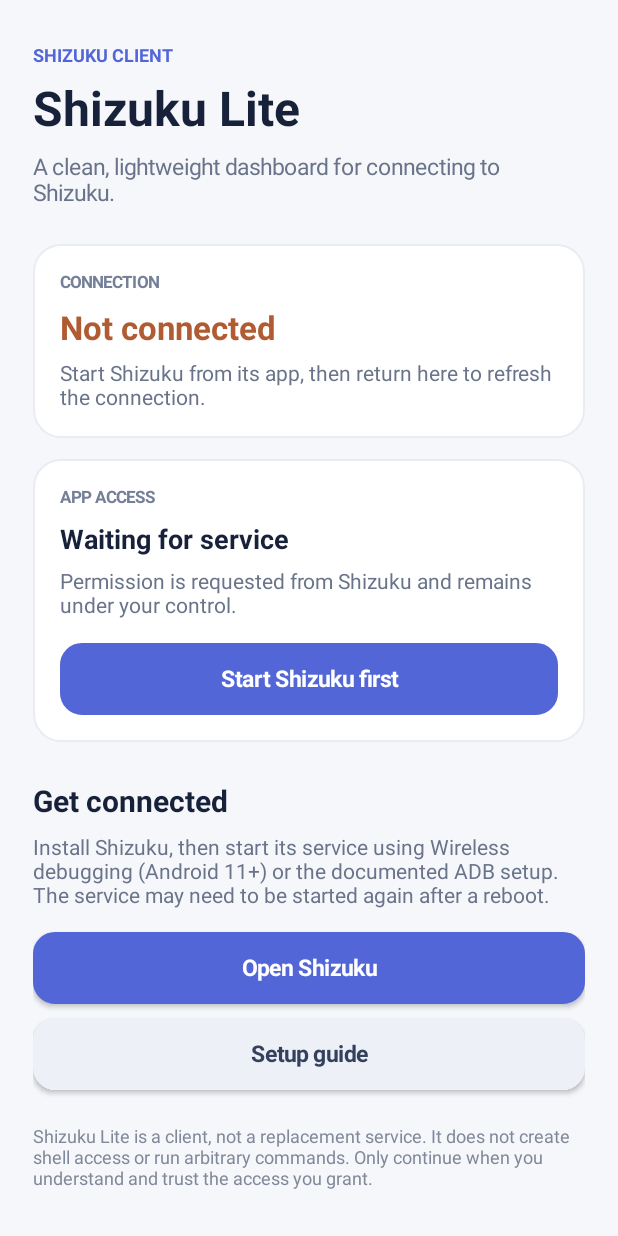
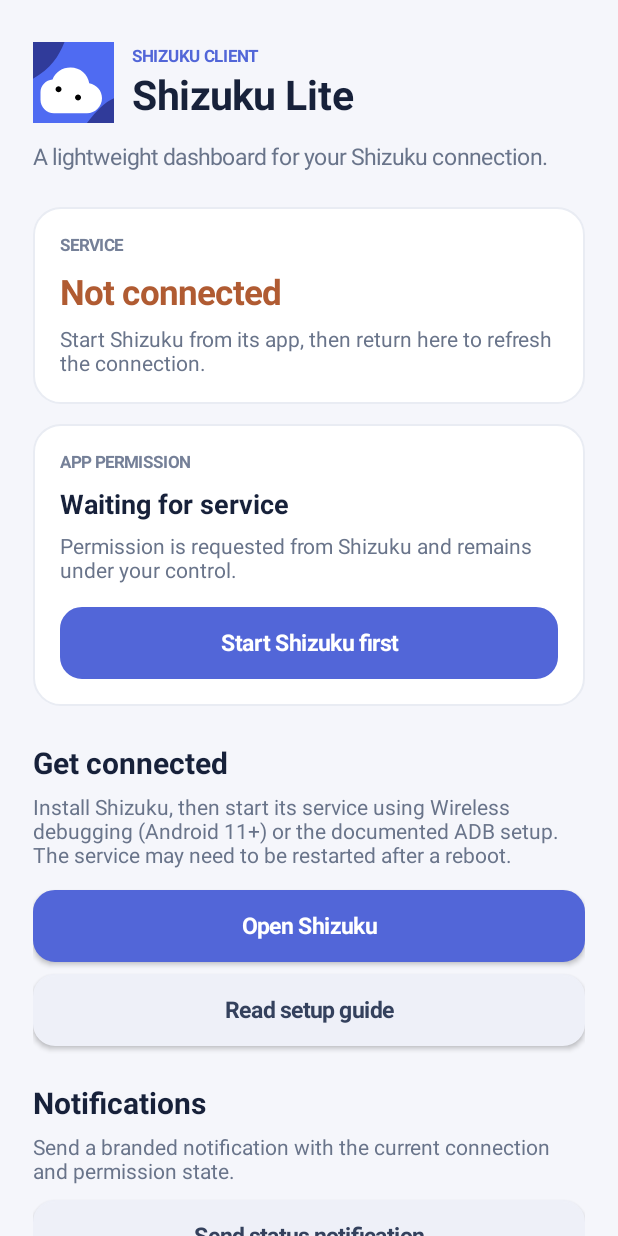
Before and after one commit to mertcakh2-cmd/Shizuku-lite, an Android app: the screen it shows after launch (MainActivity), on a phone screen of 412 x 824 dp. Run offline under Robolectric (Android 15) with nearby library versions, the phone set to English and light mode, and no system bars; libraries missing offline, so code that uses them is left out: rikka.shizuku; 5 statements that could not run were skipped.

Commit message:
Refresh Shizuku Lite dashboard, add status notifications and supplied-image-inspired icon

```diff
--- a/app/src/main/AndroidManifest.xml
+++ b/app/src/main/AndroidManifest.xml
@@ -1,5 +1,6 @@
 <manifest xmlns:android="http://schemas.android.com/apk/res/android">
     <uses-permission android:name="moe.shizuku.manager.permission.API_V23" />
+    <uses-permission android:name="android.permission.POST_NOTIFICATIONS" />
 
     <queries>
         <package android:name="moe.shizuku.privileged.api" />
@@ -7,6 +8,7 @@
 
     <application
         android:allowBackup="false"
+        android:icon="@drawable/ic_shizuku_lite"
         android:label="Shizuku Lite"
         android:supportsRtl="true"
         android:theme="@android:style/Theme.Material.Light.NoActionBar">
--- a/app/src/main/java/dev/mertcakh2/shizukulite/MainActivity.java
+++ b/app/src/main/java/dev/mertcakh2/shizukulite/MainActivity.java
@@ -3,14 +3,17 @@ package dev.mertcakh2.shizukulite;
 import android.app.Activity;
 import android.content.ActivityNotFoundException;
 import android.content.Intent;
+import android.content.pm.PackageManager;
 import android.graphics.Color;
 import android.graphics.Typeface;
 import android.graphics.drawable.GradientDrawable;
 import android.net.Uri;
+import android.os.Build;
 import android.os.Bundle;
 import android.view.Gravity;
 import android.view.View;
 import android.widget.Button;
+import android.widget.ImageView;
 import android.widget.LinearLayout;
 import android.widget.ScrollView;
 import android.widget.TextView;
@@ -18,24 +21,28 @@ import android.widget.Toast;
 
 import rikka.shizuku.Shizuku;
 
-/** Lightweight dashboard and permission-aware client for the official Shizuku service. */
+/** Lightweight, polished dashboard backed by the official Shizuku client API. */
 public final class MainActivity extends Activity {
     private static final String SHIZUKU_PACKAGE = "moe.shizuku.privileged.api";
     private static final String SETUP_URL = "https://shizuku.rikka.app/guide/setup/";
     private static final String DOWNLOAD_URL = "https://shizuku.rikka.app/download/";
-    private static final int REQUEST_CODE = 1001;
+    private static final int SHIZUKU_PERMISSION_REQUEST = 1001;
+    private static final int NOTIFICATION_PERMISSION_REQUEST = 1002;
 
     private TextView connectionValue;
     private TextView permissionValue;
     private TextView detailsValue;
     private Button permissionButton;
+    private Button notificationButton;
+    private boolean connected;
+    private boolean accessGranted;
 
     private final Shizuku.OnBinderReceivedListener binderReceivedListener = this::refreshStatus;
     private final Shizuku.OnBinderDeadListener binderDeadListener = this::refreshStatus;
     private final Shizuku.OnRequestPermissionResultListener permissionResultListener = (requestCode, result) -> {
-        if (requestCode == REQUEST_CODE) {
+        if (requestCode == SHIZUKU_PERMISSION_REQUEST) {
             refreshStatus();
-            Toast.makeText(this, result == android.content.pm.PackageManager.PERMISSION_GRANTED
+            Toast.makeText(this, result == PackageManager.PERMISSION_GRANTED
                     ? "Shizuku access granted" : "Shizuku access was not granted", Toast.LENGTH_SHORT).show();
         }
     };
@@ -46,72 +53,71 @@ public final class MainActivity extends Activity {
 
         ScrollView scroll = new ScrollView(this);
         scroll.setFillViewport(true);
-        scroll.setBackgroundColor(Color.rgb(246, 247, 251));
+        scroll.setBackgroundColor(0xFFF5F6FB);
 
         LinearLayout page = new LinearLayout(this);
         page.setOrientation(LinearLayout.VERTICAL);
         page.setPadding(dp(22), dp(28), dp(22), dp(28));
         scroll.addView(page);
 
-        TextView eyebrow = text("SHIZUKU CLIENT", 12, 0xFF5266D8, true);
-        page.addView(eyebrow);
-        TextView title = text("Shizuku Lite", 32, 0xFF17213A, true);
-        LinearLayout.LayoutParams titleParams = params(-1, -2);
-        titleParams.topMargin = dp(5);
-        page.addView(title, titleParams);
-        TextView intro = text("A clean, lightweight dashboard for connecting to Shizuku.", 15, 0xFF69748A, false);
-        LinearLayout.LayoutParams introParams = params(-1, -2);
-        introParams.topMargin = dp(7);
-        page.addView(intro, introParams);
+        LinearLayout brand = new LinearLayout(this);
+        brand.setGravity(Gravity.CENTER_VERTICAL);
+        ImageView logo = new ImageView(this);
+        logo.setImageResource(R.drawable.ic_shizuku_lite);
+        logo.setScaleType(ImageView.ScaleType.FIT_CENTER);
+        LinearLayout.LayoutParams logoParams = new LinearLayout.LayoutParams(dp(54), dp(54));
+        brand.addView(logo, logoParams);
+        LinearLayout brandText = new LinearLayout(this);
+        brandText.setOrientation(LinearLayout.VERTICAL);
+        brandText.setPadding(dp(12), 0, 0, 0);
+        brandText.addView(text("SHIZUKU CLIENT", 11, 0xFF5266D8, true));
+        brandText.addView(text("Shizuku Lite", 27, 0xFF17213A, true));
+        brand.addView(brandText, params(-2, -2));
+        page.addView(brand);
+
+        TextView intro = text("A lightweight dashboard for your Shizuku connection.", 15, 0xFF69748A, false);
+        addTop(page, intro, 12);
 
         LinearLayout statusCard = card();
-        LinearLayout.LayoutParams cardParams = params(-1, -2);
-        cardParams.topMargin = dp(24);
-        page.addView(statusCard, cardParams);
-        statusCard.addView(text("CONNECTION", 11, 0xFF758098, true));
-        connectionValue = text("Checking…", 22, 0xFF17213A, true);
+        addTop(page, statusCard, 23);
+        statusCard.addView(text("SERVICE", 11, 0xFF758098, true));
+        connectionValue = text("Checking…", 23, 0xFF17213A, true);
         addTop(statusCard, connectionValue, 8);
         detailsValue = text("Looking for the Shizuku service on this device.", 14, 0xFF69748A, false);
         addTop(statusCard, detailsValue, 6);
 
         LinearLayout accessCard = card();
-        LinearLayout.LayoutParams accessParams = params(-1, -2);
-        accessParams.topMargin = dp(14);
-        page.addView(accessCard, accessParams);
-        accessCard.addView(text("APP ACCESS", 11, 0xFF758098, true));
+        addTop(page, accessCard, 13);
+        accessCard.addView(text("APP PERMISSION", 11, 0xFF758098, true));
         permissionValue = text("Checking permission…", 18, 0xFF17213A, true);
         addTop(accessCard, permissionValue, 8);
-        TextView permissionHint = text("Permission is requested from Shizuku and remains under your control.", 14, 0xFF69748A, false);
-        addTop(accessCard, permissionHint, 6);
+        addTop(accessCard, text("Permission is requested from Shizuku and remains under your control.", 14, 0xFF69748A, false), 6);
         permissionButton = button("Grant Shizuku access", true);
         permissionButton.setOnClickListener(v -> requestShizukuPermission());
-        addTop(accessCard, permissionButton, 16);
+        addTop(accessCard, permissionButton, 15);
 
         TextView setupTitle = text("Get connected", 20, 0xFF17213A, true);
-        LinearLayout.LayoutParams setupTitleParams = params(-1, -2);
-        setupTitleParams.topMargin = dp(25);
-        page.addView(setupTitle, setupTitleParams);
-        TextView setupText = text("Install Shizuku, then start its service using Wireless debugging (Android 11+) or the documented ADB setup. The service may need to be started again after a reboot.", 14, 0xFF69748A, false);
-        LinearLayout.LayoutParams setupTextParams = params(-1, -2);
-        setupTextParams.topMargin = dp(7);
-        page.addView(setupText, setupTextParams);
+        addTop(page, setupTitle, 24);
+        TextView setupText = text("Install Shizuku, then start its service using Wireless debugging (Android 11+) or the documented ADB setup. The service may need to be restarted after a reboot.", 14, 0xFF69748A, false);
+        addTop(page, setupText, 6);
 
         Button launchButton = button("Open Shizuku", true);
-        LinearLayout.LayoutParams launchParams = params(-1, -2);
-        launchParams.topMargin = dp(15);
-        page.addView(launchButton, launchParams);
         launchButton.setOnClickListener(v -> openShizuku());
+        addTop(page, launchButton, 14);
+        Button guideButton = button("Read setup guide", false);
+        guideButton.setOnClickListener(v -> openUrl(SETUP_URL));
+        addTop(page, guideButton, 8);
 
-        Button guideButton = button("Setup guide", false);
-        LinearLayout.LayoutParams guideParams = params(-1, -2);
-        guideParams.topMargin = dp(9);
-        page.addView(guideButton, guideParams);
-        guideButton.setOnClickListener(v -> openUrl(SETUP_URL));
+        TextView notificationTitle = text("Notifications", 20, 0xFF17213A, true);
+        addTop(page, notificationTitle, 24);
+        TextView notificationInfo = text("Send a branded notification with the current connection and permission state.", 14, 0xFF69748A, false);
+        addTop(page, notificationInfo, 6);
+        notificationButton = button("Send status notification", false);
+        notificationButton.setOnClickListener(v -> requestNotificationOrPost());
+        addTop(page, notificationButton, 10);
 
-        TextView note = text("Shizuku Lite is a client, not a replacement service. It does not create shell access or run arbitrary commands. Only continue when you understand and trust the access you grant.", 12, 0xFF80899A, false);
-        LinearLayout.LayoutParams noteParams = params(-1, -2);
-        noteParams.topMargin = dp(22);
-        page.addView(note, noteParams);
+        TextView note = text("Shizuku Lite is a client, not a replacement service. It does not create shell access or run arbitrary commands.", 12, 0xFF80899A, false);
+        addTop(page, note, 21);
 
         setContentView(scroll);
         Shizuku.addBinderReceivedListenerSticky(binderReceivedListener);
@@ -134,28 +140,40 @@ public final class MainActivity extends Activity {
         super.onDestroy();
     }
 
+    @Override
+    public void onRequestPermissionsResult(int requestCode, String[] permissions, int[] grantResults) {
+        super.onRequestPermissionsResult(requestCode, permissions, grantResults);
+        if (requestCode == NOTIFICATION_PERMISSION_REQUEST) {
+            if (grantResults.length > 0 && grantResults[0] == PackageManager.PERMISSION_GRANTED) {
+                postStatusNotification();
+            } else {
+                Toast.makeText(this, "Notification permission was not granted.", Toast.LENGTH_SHORT).show();
+            }
+        }
+    }
+
     private void refreshStatus() {
         if (connectionValue == null) return;
-        boolean connected;
-        boolean granted = false;
+        connected = false;
+        accessGranted = false;
         try {
             connected = Shizuku.pingBinder();
             if (connected && !Shizuku.isPreV11()) {
-                granted = Shizuku.checkSelfPermission() == android.content.pm.PackageManager.PERMISSION_GRANTED;
+                accessGranted = Shizuku.checkSelfPermission() == PackageManager.PERMISSION_GRANTED;
             }
-        } catch (RuntimeException e) {
+        } catch (RuntimeException ignored) {
             connected = false;
         }
 
         connectionValue.setText(connected ? "Connected" : "Not connected");
         connectionValue.setTextColor(connected ? 0xFF16845B : 0xFFB05B32);
         detailsValue.setText(connected
-                ? "Shizuku service is available. Service privilege depends on how Shizuku was started."
+                ? "The service is available. Its privilege depends on how Shizuku was started."
                 : "Start Shizuku from its app, then return here to refresh the connection.");
-        permissionValue.setText(granted ? "Access granted" : connected ? "Access not granted" : "Waiting for service");
-        permissionValue.setTextColor(granted ? 0xFF16845B : 0xFF17213A);
-        permissionButton.setEnabled(connected && !granted);
-        permissionButton.setText(granted ? "Access granted" : connected ? "Grant Shizuku access" : "Start Shizuku first");
+        permissionValue.setText(accessGranted ? "Access granted" : connected ? "Access not granted" : "Waiting for service");
+        permissionValue.setTextColor(accessGranted ? 0xFF16845B : 0xFF17213A);
+        permissionButton.setEnabled(connected && !accessGranted);
+        permissionButton.setText(accessGranted ? "Access granted" : connected ? "Grant Shizuku access" : "Start Shizuku first");
     }
 
     private void requestShizukuPermission() {
@@ -167,18 +185,33 @@ public final class MainActivity extends Activity {
             }
             if (Shizuku.isPreV11()) {
                 Toast.makeText(this, "This Shizuku service version is not supported. Update Shizuku.", Toast.LENGTH_LONG).show();
-                return;
-            }
-            if (Shizuku.checkSelfPermission() == android.content.pm.PackageManager.PERMISSION_GRANTED) {
+            } else if (Shizuku.checkSelfPermission() == PackageManager.PERMISSION_GRANTED) {
                 refreshStatus();
             } else if (Shizuku.shouldShowRequestPermissionRationale()) {
                 Toast.makeText(this, "Access was previously denied. Manage this app's permission in Shizuku.", Toast.LENGTH_LONG).show();
             } else {
-                Shizuku.requestPermission(REQUEST_CODE);
+                Shizuku.requestPermission(SHIZUKU_PERMISSION_REQUEST);
             }
         } catch (RuntimeException e) {
             Toast.makeText(this, "Could not request Shizuku access. Check that the service is running.", Toast.LENGTH_LONG).show();
             refreshStatus();
+        }
+    }
+
+    private void requestNotificationOrPost() {
+        if (Build.VERSION.SDK_INT >= 33
+                && checkSelfPermission(android.Manifest.permission.POST_NOTIFICATIONS) != PackageManager.PERMISSION_GRANTED) {
+            requestPermissions(new String[]{android.Manifest.permission.POST_NOTIFICATIONS}, NOTIFICATION_PERMISSION_REQUEST);
+            return;
+        }
+        postStatusNotification();
+    }
+
+    private void postStatusNotification() {
+        if (NotificationDecorator.postStatus(this, connected, accessGranted)) {
+            Toast.makeText(this, "Status notification sent.", Toast.LENGTH_SHORT).show();
+        } else {
+            Toast.makeText(this, "Could not send the notification.", Toast.LENGTH_SHORT).show();
         }
     }
 
@@ -235,9 +268,9 @@ public final class MainActivity extends Activity {
     }
 
     private void addTop(LinearLayout parent, View child, int margin) {
-        LinearLayout.LayoutParams p = params(-1, -2);
-        p.topMargin = dp(margin);
-        parent.addView(child, p);
+        LinearLayout.LayoutParams layoutParams = params(-1, -2);
+        layoutParams.topMargin = dp(margin);
+        parent.addView(child, layoutParams);
     }
 
     private GradientDrawable background(int color, int radius, int stroke) {
--- /dev/null
+++ b/app/src/main/res/drawable/ic_shizuku_lite.xml
@@ -0,0 +1,10 @@
+<vector xmlns:android="http://schemas.android.com/apk/res/android"
+    android:width="108dp"
+    android:height="108dp"
+    android:viewportWidth="108"
+    android:viewportHeight="108">
+    <path android:fillColor="#4F6BF2" android:pathData="M0,0h108v108h-108z" />
+    <path android:fillColor="#303B9A" android:pathData="M0,0h42c-8,20 -18,35 -42,49zM108,75v33h-36c14,-18 23,-27 36,-33z" />
+    <path android:fillColor="#FFFFFF" android:pathData="M10,67c0,-9 7,-16 16,-17 4,-10 13,-16 24,-16 13,0 23,9 25,21 10,2 17,10 17,20 0,11 -9,20 -20,20H28C18,95 10,87 10,77z" />
+    <path android:fillColor="#000000" android:pathData="M34,59a4,4 0,1 0,0.1 0zM60,70a4,4 0,1 0,0.1 0z" />
+</vector>
```
Also changed, not shown: app/src/main/java/dev/mertcakh2/shizukulite/NotificationDecorator.java (added, +55 -0 lines), app/src/main/res/drawable/ic_notification.xml (added, +7 -0 lines), 1 other file.
